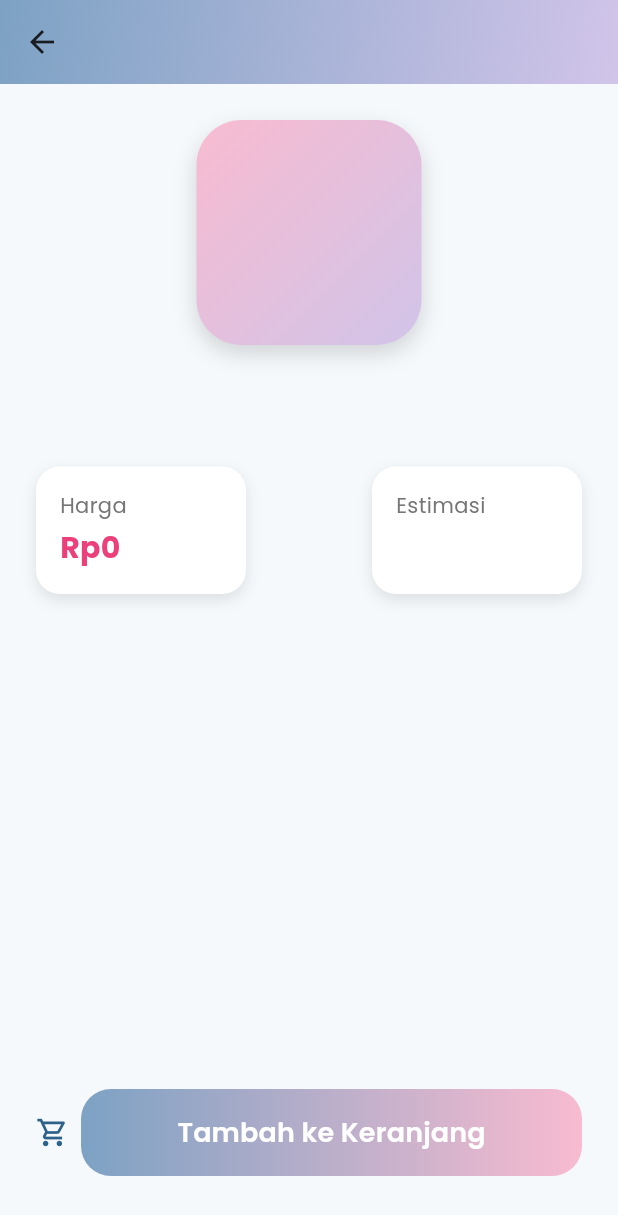
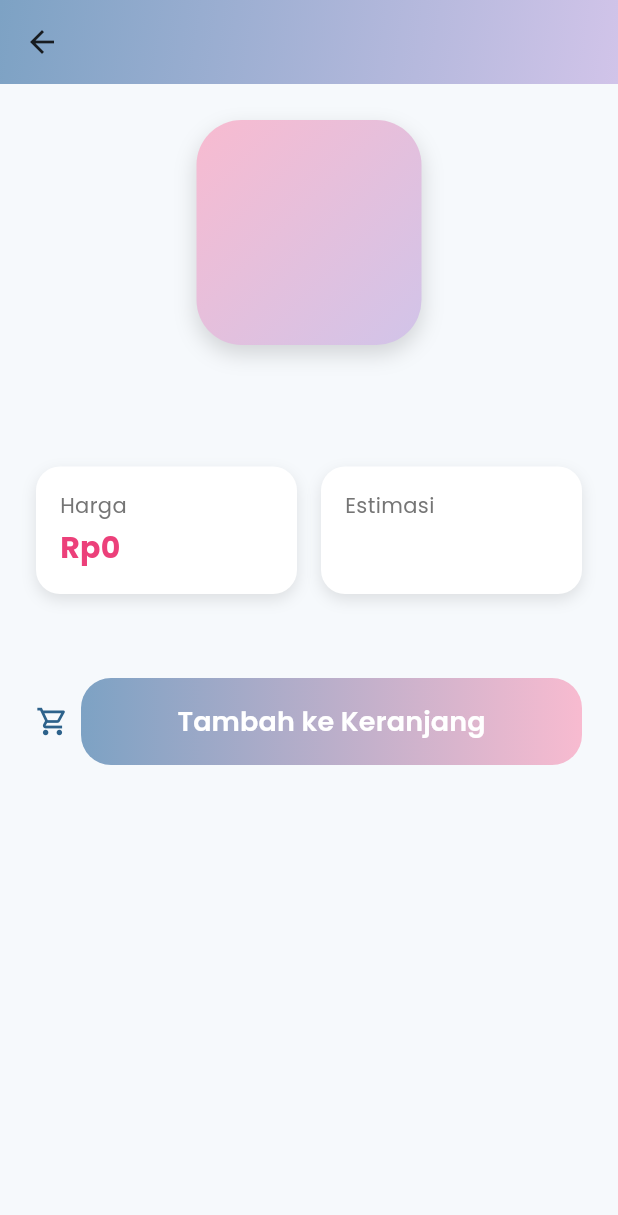
Before and after one commit to maulidhea/BubbleWash, a Flutter app: the ServiceDetailPage screen opened directly with empty values, on a phone screen of 412 x 824 dp. Shown: the top 1215 px of the screen. Run offline on Flutter 3.47's test engine with Material 3 defaults, Android fonts, the phone set to English and light mode, and no system bars; our stand-ins replace custom_rating_bar, font_awesome_flutter, google_fonts, loading_animation_widget, sign_in_button.

Commit message:
perbaikan lagii

```diff
--- a/lib/page/service_page.dart
+++ b/lib/page/service_page.dart
@@ -255,7 +255,7 @@ class ServiceDetailPage extends StatelessWidget {
           ),
         ),
       ),
-      body: Padding(
+      body: SingleChildScrollView(
         padding: const EdgeInsets.all(24.0),
         child: Column(
           crossAxisAlignment: CrossAxisAlignment.start,
@@ -299,12 +299,13 @@ class ServiceDetailPage extends StatelessWidget {
             Row(
               mainAxisAlignment: MainAxisAlignment.spaceBetween,
               children: [
-                _infoTile("Harga", item.costLabel, Colors.pink.shade400),
-                _infoTile("Estimasi", item.duration, pastelBlue),
+                Expanded(child: _infoTile("Harga", item.costLabel, Colors.pink.shade400)),
+                const SizedBox(width: 16),
+                Expanded(child: _infoTile("Estimasi", item.duration, pastelBlue)),
               ],
             ),
 
-            const Spacer(),
+            const SizedBox(height: 40),
 
             // --- Tombol CTA gradient ---
             SizedBox(
@@ -357,7 +358,6 @@ class ServiceDetailPage extends StatelessWidget {
 
   Widget _infoTile(String title, String value, Color color) {
     return Container(
-      width: 140,
       padding: const EdgeInsets.all(16),
       decoration: BoxDecoration(
         color: Colors.white,
--- a/pubspec.yaml
+++ b/pubspec.yaml
@@ -19,7 +19,7 @@ publish_to: 'none' # Remove this line if you wish to publish to pub.dev
 version: 1.0.0+1
 
 environment:
-  sdk: ^3.9.0
+  sdk: '>=3.10.0 <4.0.0'
 
 # Dependencies specify other packages that your package needs in order to work.
 # To automatically upgrade your package dependencies to the latest versions
```
Also changed, not shown: lib/page/login_page.dart (+32 -6 lines), pubspec.lock, 1 other file.
